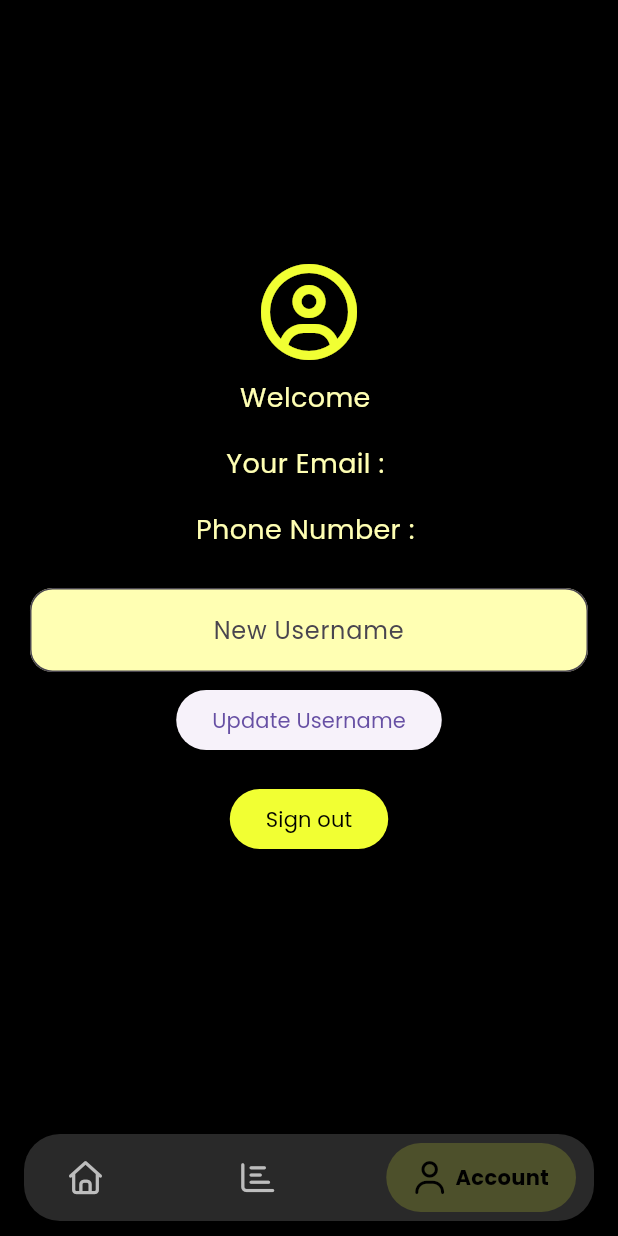
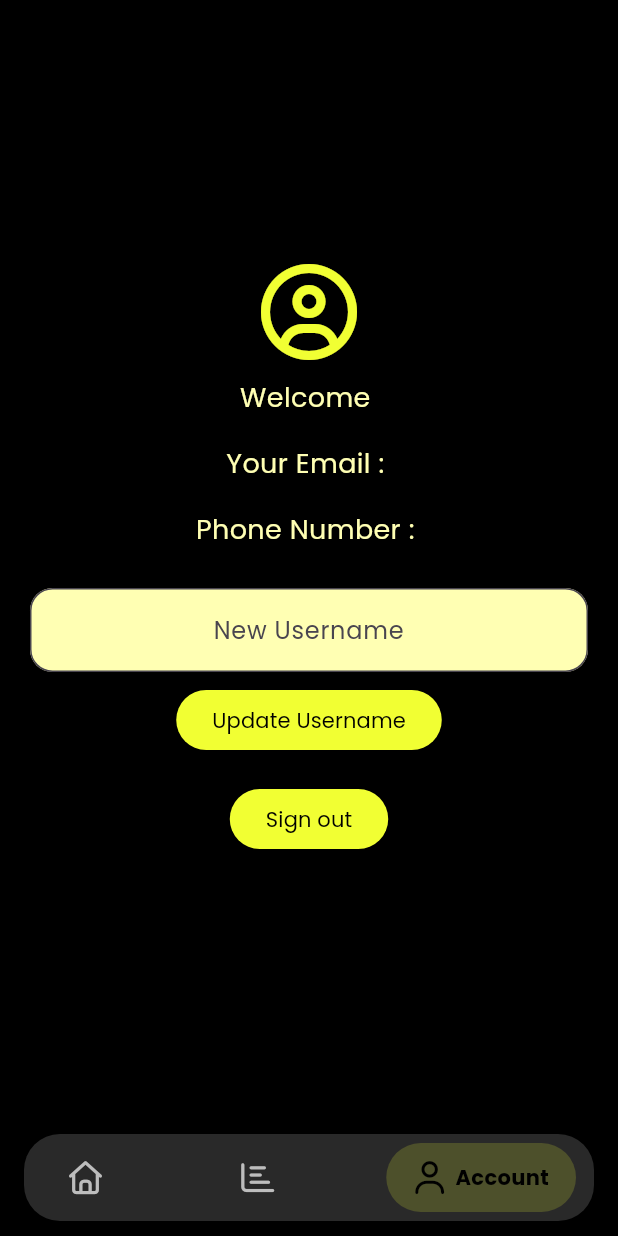
Before and after one commit to YoucefMedAmaneEllahGherbal/GymPulse, a Flutter app: the screen it shows once a user with an empty profile is signed in, item 3 of the bottom bar chosen, on a phone screen of 412 x 824 dp. Run offline on Flutter 3.47's test engine with Material 3 defaults, Android fonts, the phone set to English and light mode, and no system bars; drawn by our look-alikes of google_nav_bar; our stand-ins replace cloud_firestore, firebase_auth, firebase_core, flutter_progress_hud, font_awesome_flutter, modal_progress_hud_nsn; accounts and stored records are empty.

Commit message:
Add username update functionality; integrate TextEditingController in TextFieldWidget

```diff
--- a/lib/screens/home/account_page.dart
+++ b/lib/screens/home/account_page.dart
@@ -23,6 +23,8 @@ class _AccountPageState extends State<AccountPage> {
   String? userName = '';
   String? phoneNumber = '';
   String? newUserName;
+
+  final TextEditingController usernameController = TextEditingController();
 
   void getUserData() async {
     final userId = FirebaseAuth.instance.currentUser!.uid;
@@ -63,9 +65,9 @@ class _AccountPageState extends State<AccountPage> {
             style: TextStyle(color: kLightAccentColor, fontSize: 18),
           ),
           SizedBox(height: 18),
-          TextFieldWidget('New Username', TextInputType.text, true, (value) {
+          TextFieldWidget('New Username', TextInputType.text, false, (value) {
             newUserName = value;
-          }),
+          }, usernameController),
           ElevatedButton(
             onPressed: () async {
               final useruid = FirebaseAuth.instance.currentUser!.uid;
@@ -74,7 +76,15 @@ class _AccountPageState extends State<AccountPage> {
                   .collection('users')
                   .doc(useruid);
               await userdoc.update({'username': newUserName});
+              setState(() {
+                userName = newUserName;
+              });
+              usernameController.clear();
             },
+            style: ElevatedButton.styleFrom(
+              backgroundColor: kAccentColor,
+              foregroundColor: kBackgroundColor,
+            ),
             child: Text('Update Username'),
           ),
           SizedBox(height: 18),
--- a/lib/screens/login_screen.dart
+++ b/lib/screens/login_screen.dart
@@ -92,6 +92,7 @@ class _LoginScreenState extends State<LoginScreen> {
                       (value) {
                         email = value;
                       },
+                      null,
                     ),
                     TextFieldWidget(
                       "Enter Your Password",
@@ -100,6 +101,7 @@ class _LoginScreenState extends State<LoginScreen> {
                       (value) {
                         password = value;
                       },
+                      null,
                     ),
                     SizedBox(height: 15),
                     Padding(
--- a/lib/screens/registration_screen.dart
+++ b/lib/screens/registration_screen.dart
@@ -90,6 +90,7 @@ class _RegistrationScreenState extends State<RegistrationScreen> {
                         (value) {
                           email = value;
                         },
+                        null,
                       ),
                       TextFieldWidget(
                         "Enter Your Username",
@@ -98,6 +99,7 @@ class _RegistrationScreenState extends State<RegistrationScreen> {
                         (value) {
                           userName = value;
                         },
+                        null,
                       ),
                       TextFieldWidget(
                         "Enter Your Phone Number",
@@ -106,6 +108,7 @@ class _RegistrationScreenState extends State<RegistrationScreen> {
                         (value) {
                           phoneNumber = value;
                         },
+                        null,
                       ),
                       TextFieldWidget(
                         "Enter Your Password",
@@ -114,6 +117,7 @@ class _RegistrationScreenState extends State<RegistrationScreen> {
                         (value) {
                           password = value;
                         },
+                        null,
                       ),
                       TextFieldWidget(
                         "Enter Your Password",
@@ -122,6 +126,7 @@ class _RegistrationScreenState extends State<RegistrationScreen> {
                         (value) {
                           confirmationPassword = value;
                         },
+                        null,
                       ),
                     ],
                   ),
--- a/lib/widgets/text_field_widget.dart
+++ b/lib/widgets/text_field_widget.dart
@@ -2,11 +2,18 @@ import 'package:flutter/material.dart';
 import 'package:gympulse_app/constants.dart';
 
 class TextFieldWidget extends StatelessWidget {
-  const TextFieldWidget(this.hintText ,this.keyboardType,this.obscTxt,this.changeValue);
+  const TextFieldWidget(
+    this.hintText,
+    this.keyboardType,
+    this.obscTxt,
+    this.changeValue,
+    this.controller,
+  );
   final String hintText;
   final ValueChanged<String> changeValue;
   final TextInputType keyboardType;
   final bool obscTxt;
+  final TextEditingController? controller;
   @override
   Widget build(BuildContext context) {
     return Padding(
@@ -16,9 +23,8 @@ class TextFieldWidget extends StatelessWidget {
         onChanged: changeValue,
         keyboardType: keyboardType,
         textAlign: TextAlign.center,
-        decoration: kTextFieldDecoration.copyWith(
-          hintText: hintText,
-        ),
+        decoration: kTextFieldDecoration.copyWith(hintText: hintText),
+        controller: controller,
       ),
     );
   }
```
